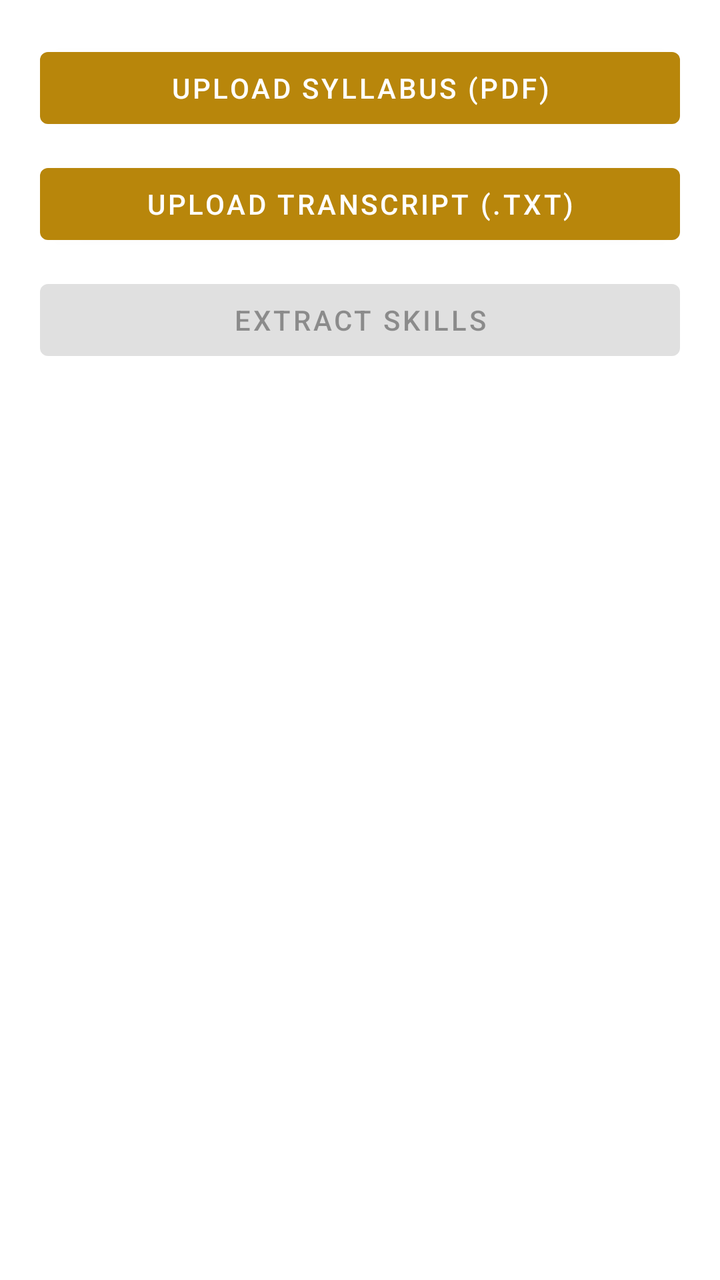
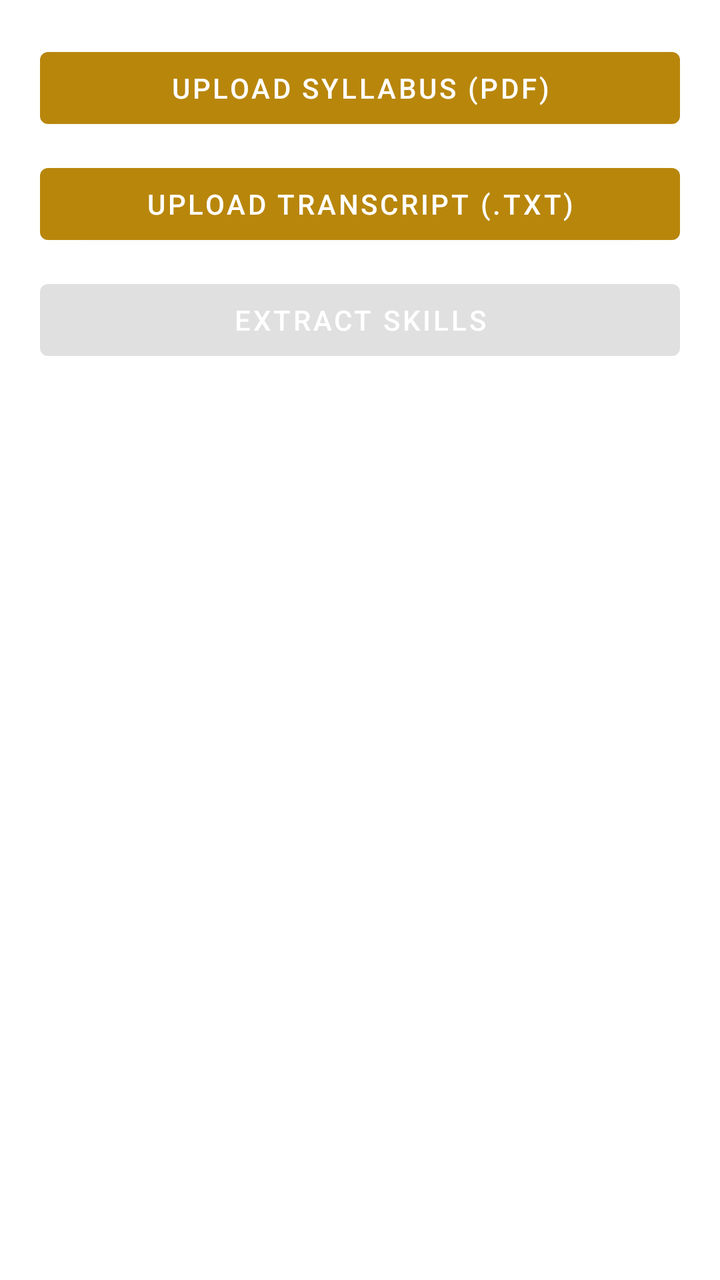

Two renders of the same Android screen: before a commit and after it. Below are the layout's source before the change and the commit's diff.
<!-- AndroidManifest.xml: application theme Theme.Portin -->
<!-- res/layout/activity_skill.xml -->
<?xml version="1.0" encoding="utf-8"?>
<LinearLayout xmlns:android="http://schemas.android.com/apk/res/android"
    xmlns:app="http://schemas.android.com/apk/res-auto"
    android:layout_width="match_parent"
    android:layout_height="match_parent"
    android:orientation="vertical">

    
    <LinearLayout
        android:layout_width="match_parent"
        android:layout_height="0dp"
        android:orientation="vertical"
        android:layout_weight="1"
        android:padding="20dp">

        <Button
            android:id="@+id/btnUpload"
            android:text="@string/upload_syllabus_pdf"
            android:layout_width="match_parent"
            android:layout_height="wrap_content"/>

        <Button
            android:id="@+id/btnTranscript"
            android:text="@string/upload_transcript_txt"
            android:layout_width="match_parent"
            android:layout_height="wrap_content"
            android:layout_marginTop="10dp"/>


        <Button
            android:id="@+id/btnExtract"
            android:text="@string/extract_skills"
            android:enabled="false"
            android:layout_width="match_parent"
            android:layout_height="wrap_content"
            android:layout_marginTop="10dp"/>

        <ScrollView
            android:layout_width="match_parent"
            android:layout_height="0dp"
            android:layout_weight="1"
            android:layout_marginTop="20dp">

            <TableLayout
                android:id="@+id/tableSkills"
                android:layout_width="match_parent"
                android:layout_height="wrap_content"
                android:stretchColumns="1"/>
        </ScrollView>
    </LinearLayout>

    






</LinearLayout>
<!-- resources referenced by this layout -->
<resources>
  <string name="extract_skills">Extract Skills</string>
  <string name="upload_syllabus_pdf">Upload Syllabus (PDF)</string>
  <string name="upload_transcript_txt">Upload Transcript (.txt)</string>
  <style name="Theme.Portin" parent="Theme.MaterialComponents.DayNight.NoActionBar">
          
          <item name="colorPrimary">@color/rich_gold</item>
          <item name="colorPrimaryVariant">@color/soft_gold</item>
          <item name="colorOnPrimary">@color/white</item>
          
          <item name="colorSecondary">@color/soft_gold</item>
          <item name="colorOnSecondary">@color/dark_charcoal</item>
          
          <item name="android:statusBarColor">@color/rich_gold</item>
          <item name="android:windowLightStatusBar">true</item>
      </style>
  <color name="rich_gold">#B8860B</color>
  <color name="soft_gold">#D4AF37</color>
  <color name="white">#FFFFFF</color>
  <color name="dark_charcoal">#2C2C2C</color>
</resources>

<!-- the commit's change to res/layout/activity_skill.xml (unified diff, before → after) -->
@@ -17,14 +17,16 @@
             android:id="@+id/btnUpload"
             android:text="@string/upload_syllabus_pdf"
             android:layout_width="match_parent"
-            android:layout_height="wrap_content"/>
+            android:layout_height="wrap_content"
+            android:textColor="@color/delete_btn_text"/>
 
         <Button
             android:id="@+id/btnTranscript"
             android:text="@string/upload_transcript_txt"
             android:layout_width="match_parent"
             android:layout_height="wrap_content"
-            android:layout_marginTop="10dp"/>
+            android:layout_marginTop="10dp"
+            android:textColor="@color/delete_btn_text"/>
 
 
         <Button
@@ -33,7 +35,8 @@
             android:enabled="false"
             android:layout_width="match_parent"
             android:layout_height="wrap_content"
-            android:layout_marginTop="10dp"/>
+            android:layout_marginTop="10dp"
+            android:textColor="@color/delete_btn_text"/>
 
         <ScrollView
             android:layout_width="match_parent"
<!-- resource entries referenced after the edit -->
@@ -1,5 +1,6 @@
 <!-- resources referenced by this layout -->
 <resources>
+  <color name="delete_btn_text">#FFFFFF</color>
   <string name="extract_skills">Extract Skills</string>
   <string name="upload_syllabus_pdf">Upload Syllabus (PDF)</string>
   <string name="upload_transcript_txt">Upload Transcript (.txt)</string>
